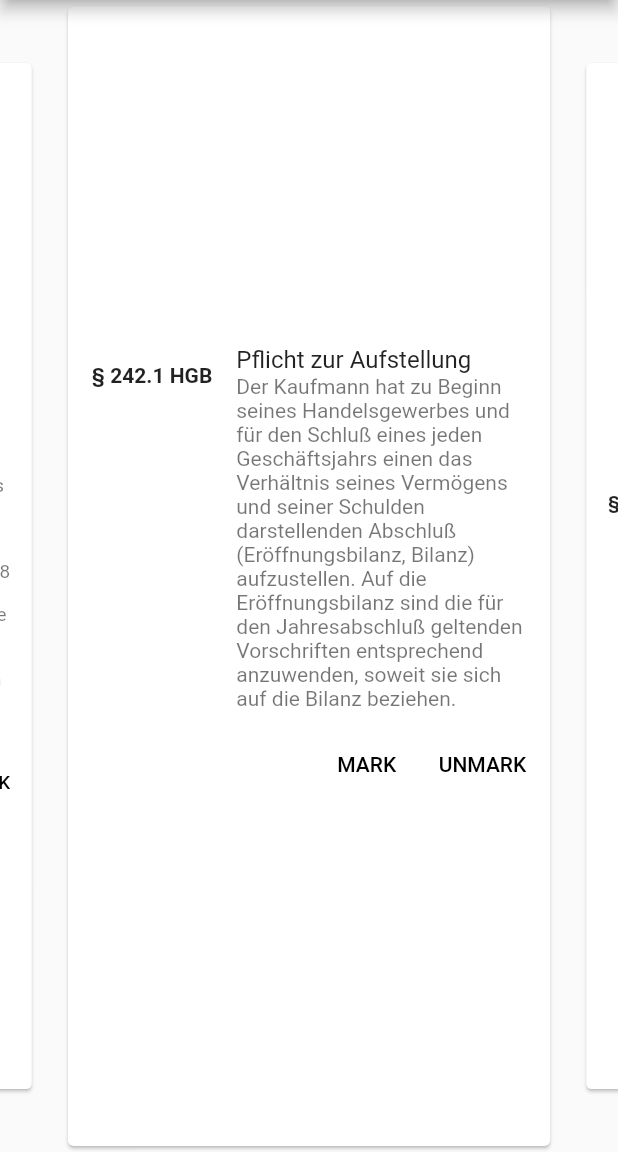
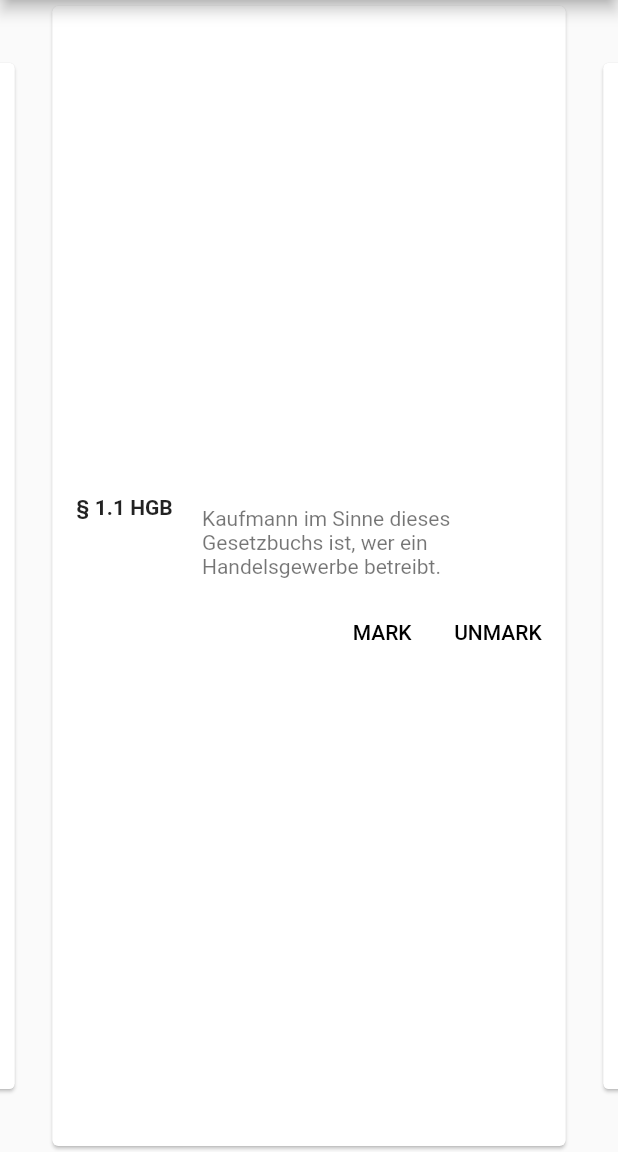
Before and after one commit to 6234456/memory_card, a Flutter app: the screen it shows after launch, on a phone screen of 412 x 824 dp, the part 84-1236 px from its top. Run offline on Flutter 3.47's test engine with Material 2 defaults, Android fonts, the phone set to English and light mode, and no system bars; our stand-ins replace flutter_swiper.

Commit message:
Update DataSource

```diff
--- a/lib/data_provider.dart
+++ b/lib/data_provider.dart
@@ -4,11 +4,45 @@ class DataProvider{
   List<String> label;
   DataProvider(this.title, this.content, this.ref, this.label);
 
-  static List<DataProvider> getInstance(){
-    return [
-      DataProvider("Pflicht zur Aufstellung", "Der Kaufmann hat zu Beginn seines Handelsgewerbes und für den Schluß eines jeden Geschäftsjahrs einen das Verhältnis seines Vermögens und seiner Schulden darstellenden Abschluß (Eröffnungsbilanz, Bilanz) aufzustellen. Auf die Eröffnungsbilanz sind die für den Jahresabschluß geltenden Vorschriften entsprechend anzuwenden, soweit sie sich auf die Bilanz beziehen.", "§ 242.1 HGB", ["HGB", "Pflicht"]),
-      DataProvider("Umfang eines Jahresabschlusses", "Die Bilanz und die Gewinn- und Verlustrechnung bilden den Jahresabschluß.", "§ 242.3 HGB", ["HGB", "Jahresabschluss"]),
-      DataProvider("Befreiung von der Pflicht zur Buchführung und Erstellung eines Inventars", "Einzelkaufleute, die an den Abschlussstichtagen von zwei aufeinander folgenden Geschäftsjahren nicht mehr als jeweils 600 000 Euro Umsatzerlöse und jeweils 60 000 Euro Jahresüberschuss aufweisen, brauchen die §§ 238 bis 241 nicht anzuwenden. Im Fall der Neugründung treten die Rechtsfolgen schon ein, wenn die Werte des Satzes 1 am ersten Abschlussstichtag nach der Neugründung nicht überschritten werden.", "§ 241a HGB", ["HGB", "Jahresabschluss", "Befreiung"]),
-    ];
+  static List<DataProvider> getInstance({String law = "HGB", String s}){
+
+    final ln = s.split("\n");
+    final p = new RegExp(r"\(weggefallen\)");
+
+    final sep1 = r"|||";
+    final sep2 = r"###";
+
+    final regParag = new RegExp(r"^(§\s+\d+[a-z]*)\s+(.*)$");
+    final regSatz = new RegExp(r"^\s*\((\d+[a-z]*)\)\s+(.*)$");
+
+    List<DataProvider> res = [];
+
+    ln.forEach((f){
+       var l = f.split(sep1);
+
+       if(l.length > 1 && !l[0].contains(p)){
+
+          var match = regParag.allMatches(l[0]).elementAt(0);
+          res.addAll(l[1].split(sep2)
+              .map(
+                (e){
+                  var f = e.trim();
+                  if(!regSatz.hasMatch(f))
+                    return new DataProvider(match.group(2), f, "${match.group(1)} $law ", []);
+                  else{
+                    var m = regSatz.allMatches(f).elementAt(0);
+                    return new DataProvider(match.group(2), m.group(2), "${match.group(1)}.${m.group(1)} $law ", []);
+                  }
+                })
+          );
+       }
+    });
+
+    return res;
+
+  }
+
+  static void migrate(){
+
   }
 }
--- a/lib/main.dart
+++ b/lib/main.dart
@@ -2,6 +2,8 @@ import 'package:flutter/material.dart';
 
 import 'package:flutter_swiper/flutter_swiper.dart';
 import 'data_provider.dart';
+
+import 'package:flutter/services.dart' show rootBundle;
 
 void main() => runApp(MyApp());
 
@@ -29,15 +31,19 @@ class MyHomePage extends StatefulWidget {
 
 class _MyHomePageState extends State<MyHomePage> {
 
-  var data = DataProvider.getInstance();
-
   @override
   Widget build(BuildContext context) {
-    return new Scaffold(
-      appBar: new AppBar(
-        title: new Text(widget.title),
-      ),
-      body:  new Swiper(
+    var builder = new FutureBuilder(
+        future: rootBundle.loadString("assets/law.txt"),
+        builder: (BuildContext context, AsyncSnapshot<String> snapshot) {
+          switch(snapshot.connectionState) {
+            case ConnectionState.done: {
+              if(snapshot.hasError)
+                return new Text("Error");
+
+              var data = DataProvider.getInstance(s: snapshot.data);
+
+              return new Swiper(
                 itemBuilder: (BuildContext context,int index){
                   var obj = data[index % data.length];
                   return Card(
@@ -73,10 +79,32 @@ class _MyHomePageState extends State<MyHomePage> {
                     ),
                   );
                 },
-        itemCount: data.length > 10 ? 10 : data.length ,
-        viewportFraction: 0.8,
+                itemCount: data.length, //> 100 ? 100 : data.length ,
+                viewportFraction: 0.85,
                 scale: 0.9,
+              );
+            }
+
+            case ConnectionState.waiting: {
+              return new Text("Loading");
+            }
+
+            case ConnectionState.none: {
+              return new Text("Loading");
+            }
+
+            case ConnectionState.active: {
+              return new Text("Loading");
+            }
+          }
+        }
+    );
+
+    return new Scaffold(
+      appBar: new AppBar(
+        title: new Text(widget.title),
       ),
+      body:  builder
     );
   }
 }
--- a/pubspec.yaml
+++ b/pubspec.yaml
@@ -38,8 +38,8 @@ flutter:
   uses-material-design: true
 
   # To add assets to your application, add an assets section, like this:
-  # assets:
-  #  - images/a_dot_burr.jpeg
+  assets:
+    - assets/law.txt
   #  - images/a_dot_ham.jpeg
 
   # An image asset can refer to one or more resolution-specific "variants", see
```
Also changed, not shown: assets/law.txt (renamed from lib/law.txt), 1 other file. Lines whose indentation alone changed are shown as unchanged.
